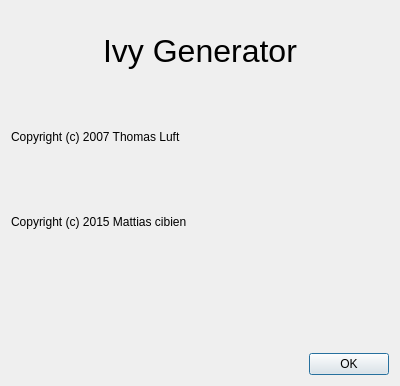
Above: src/aboutdialog.ui from mattiascibien/ivygen before the change. Below: the same form after it.
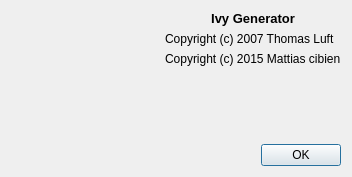
That is the form after the change. Icons and pictures are not drawn.

Commit message: Changed about Window and finished refctoring

What changed in the file:
```diff
--- a/src/aboutdialog.ui
+++ b/src/aboutdialog.ui
@@ -6,19 +6,35 @@
    <rect>
     <x>0</x>
     <y>0</y>
-    <width>400</width>
-    <height>386</height>
+    <width>352</width>
+    <height>177</height>
    </rect>
   </property>
   <property name="windowTitle">
    <string>Dialog</string>
   </property>
+  <layout class="QVBoxLayout" name="verticalLayout_2">
+   <item>
+    <layout class="QHBoxLayout" name="horizontalLayout">
+     <item>
+      <widget class="QLabel" name="label_3">
+       <property name="text">
+        <string/>
+       </property>
+       <property name="pixmap">
+        <pixmap resource="../resources/ivygen.qrc">:/resources/images/icon_big.png</pixmap>
+       </property>
+      </widget>
+     </item>
+     <item>
   <layout class="QVBoxLayout" name="verticalLayout">
    <item>
     <widget class="QLabel" name="titleLabel">
      <property name="font">
       <font>
-       <pointsize>24</pointsize>
+           <pointsize>10</pointsize>
+           <weight>75</weight>
+           <bold>true</bold>
       </font>
      </property>
      <property name="text">
@@ -44,17 +60,21 @@
     </widget>
    </item>
    <item>
-    <widget class="QLabel" name="label_3">
-     <property name="text">
-      <string/>
-     </property>
-     <property name="pixmap">
-      <pixmap resource="ivygen.qrc">:/images/resources/images/icon_big.png</pixmap>
-     </property>
-     <property name="alignment">
-      <set>Qt::AlignCenter</set>
-     </property>
-    </widget>
+        <spacer name="verticalSpacer">
+         <property name="orientation">
+          <enum>Qt::Vertical</enum>
+         </property>
+         <property name="sizeHint" stdset="0">
+          <size>
+           <width>20</width>
+           <height>40</height>
+          </size>
+         </property>
+        </spacer>
+       </item>
+      </layout>
+     </item>
+    </layout>
    </item>
    <item>
     <widget class="QDialogButtonBox" name="buttonBox">
```
Left out of the diff: 4 changed lines with no effect on the pictures. Lines whose indentation alone changed are shown as unchanged. The commit also changes 3 other files.
